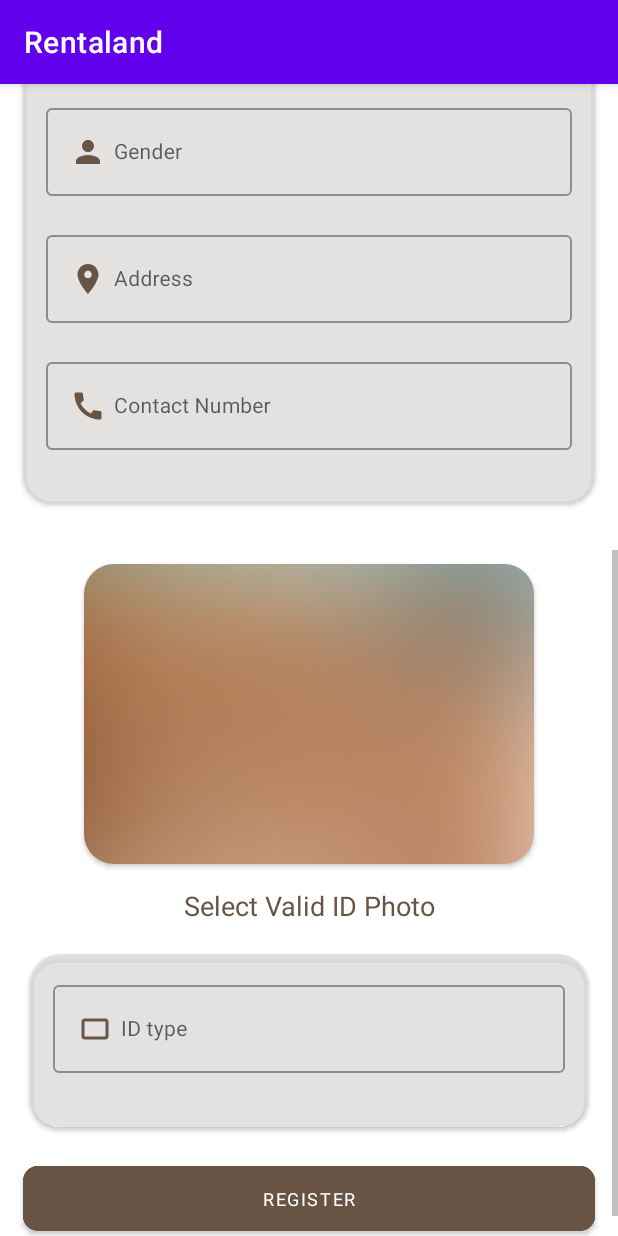
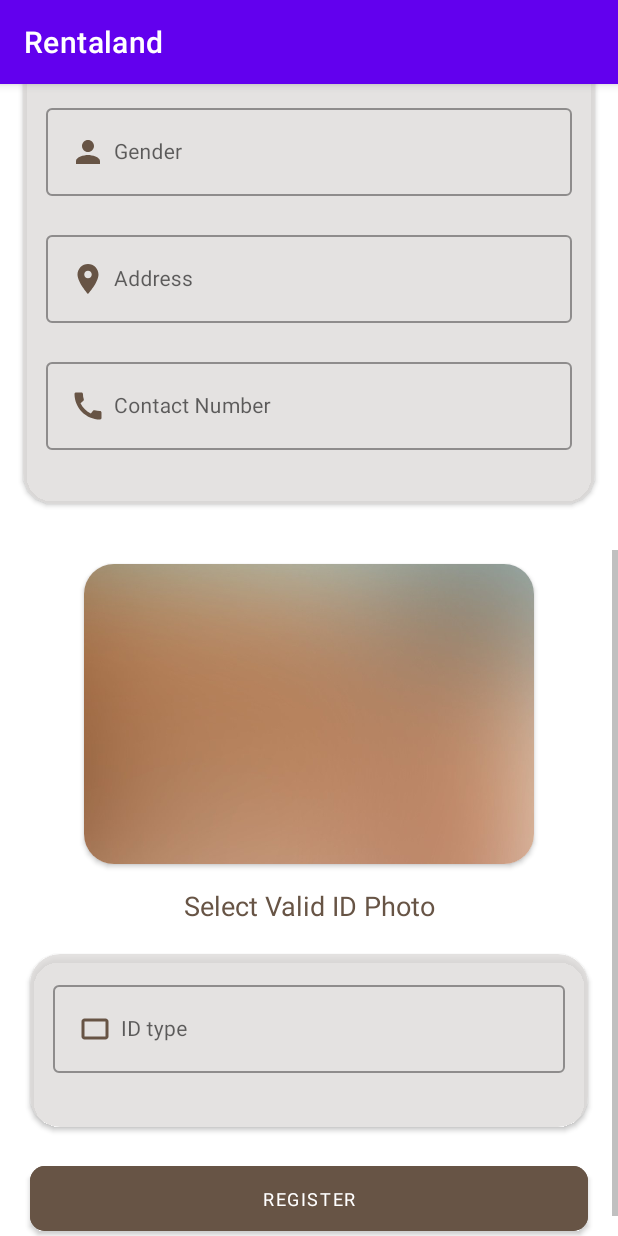
Before and after one commit to melcuetara/silver-umbrella, an Android app: the SignUpCredentialsActivity screen opened directly, with no data from a screen before it, scrolled down 537 dp, on a phone screen of 412 x 824 dp. Run offline under Robolectric (Android 15) with nearby library versions, the phone set to English and light mode, and no system bars; our stand-ins replace Firebase (no records; nobody signed in at launch, a user with empty details on screens opened directly); Roboto replaces fonts that are not available here; 1 statement that could not run was skipped.

Commit message:
Valid ID

```diff
--- a/app/src/main/res/layout/activity_sign_up_credentials.xml
+++ b/app/src/main/res/layout/activity_sign_up_credentials.xml
@@ -333,8 +333,8 @@
                 android:layout_height="55dp"
                 android:layout_below="@id/et_address_layout"
                 android:layout_centerHorizontal="true"
-                android:layout_marginLeft="15dp"
-                android:layout_marginRight="15dp"
+                android:layout_marginLeft="20dp"
+                android:layout_marginRight="20dp"
                 android:layout_marginBottom="20dp"
                 android:backgroundTint="@color/darkbrown"
                 android:fontFamily="@font/amaranth"
--- a/app/src/main/res/layout/activity_sign_up_farmer.xml
+++ b/app/src/main/res/layout/activity_sign_up_farmer.xml
@@ -205,6 +205,7 @@
                 android:layout_centerHorizontal="true"
                 android:layout_marginLeft="20dp"
                 android:layout_marginRight="20dp"
+                android:layout_marginBottom="20dp"
                 android:backgroundTint="@color/darkbrown"
                 android:fontFamily="@font/amaranth"
                 android:text="Create"
```
